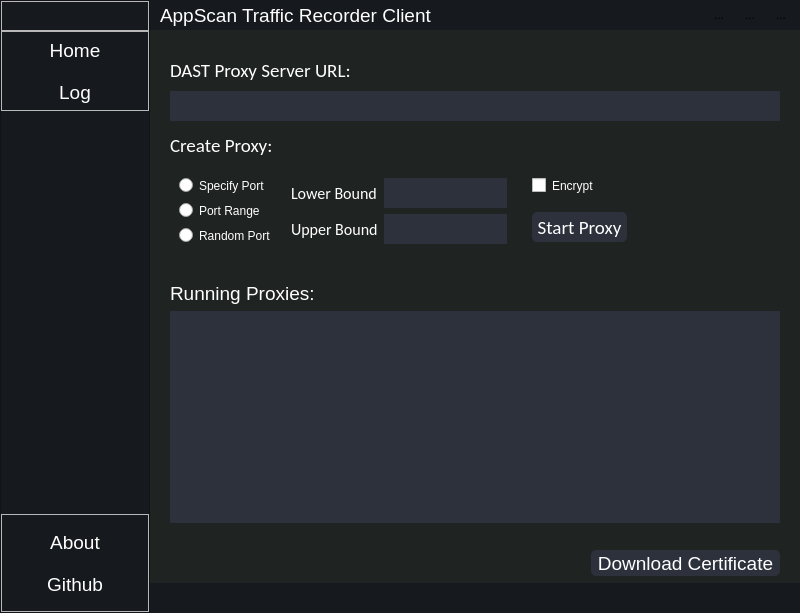
Above: resources/ui/MainWindow.ui from cwtravis/AppScan-DAST-Proxy-Client before the change. Below: the same form after it.
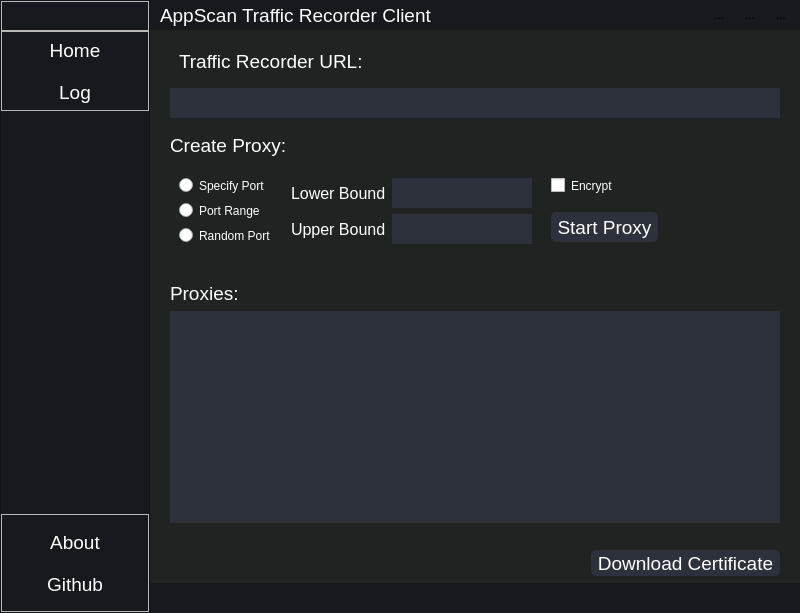
That is the form after the change. Icons and pictures are not drawn.

Commit message: Update Proxy Table

What changed in the file:
```diff
--- a/resources/ui/MainWindow.ui
+++ b/resources/ui/MainWindow.ui
@@ -664,14 +664,23 @@
                   <number>20</number>
                  </property>
                  <property name="topMargin">
-                  <number>20</number>
+                  <number>5</number>
                  </property>
                  <property name="rightMargin">
                   <number>20</number>
                  </property>
                  <property name="bottomMargin">
-                  <number>0</number>
+                  <number>5</number>
                  </property>
+                 <item>
+                  <widget class="QWidget" name="widget_2" native="true">
+                   <property name="sizePolicy">
+                    <sizepolicy hsizetype="Expanding" vsizetype="Fixed">
+                     <horstretch>0</horstretch>
+                     <verstretch>0</verstretch>
+                    </sizepolicy>
+                   </property>
+                   <layout class="QHBoxLayout" name="horizontalLayout_7">
                  <item>
                   <widget class="QLabel" name="label_2">
                    <property name="sizePolicy">
@@ -688,7 +697,6 @@
                    </property>
                    <property name="font">
                     <font>
-                     <family>Calibri</family>
                      <pointsize>14</pointsize>
                     </font>
                    </property>
@@ -696,12 +704,37 @@
                     <cursorShape>ArrowCursor</cursorShape>
                    </property>
                    <property name="text">
-                    <string>DAST Proxy Server URL:</string>
+                       <string>Traffic Recorder URL:</string>
                    </property>
                   </widget>
                  </item>
                  <item>
-                  <widget class="QLineEdit" name="lineEdit">
+                     <widget class="QLabel" name="urlStatusLabel">
+                      <property name="sizePolicy">
+                       <sizepolicy hsizetype="Fixed" vsizetype="Preferred">
+                        <horstretch>0</horstretch>
+                        <verstretch>0</verstretch>
+                       </sizepolicy>
+                      </property>
+                      <property name="minimumSize">
+                       <size>
+                        <width>100</width>
+                        <height>0</height>
+                       </size>
+                      </property>
+                      <property name="text">
+                       <string> </string>
+                      </property>
+                      <property name="alignment">
+                       <set>Qt::AlignRight|Qt::AlignTrailing|Qt::AlignVCenter</set>
+                      </property>
+                     </widget>
+                    </item>
+                   </layout>
+                  </widget>
+                 </item>
+                 <item>
+                  <widget class="QLineEdit" name="urlLineEdit">
                    <property name="sizePolicy">
                     <sizepolicy hsizetype="Preferred" vsizetype="Fixed">
                      <horstretch>0</horstretch>
@@ -801,7 +834,6 @@
                       </property>
                       <property name="font">
                        <font>
-                        <family>Calibri</family>
                         <pointsize>14</pointsize>
                        </font>
                       </property>
@@ -919,7 +951,6 @@
                             </property>
                             <property name="font">
                              <font>
-                              <family>Calibri</family>
                               <pointsize>12</pointsize>
                              </font>
                             </property>
@@ -944,12 +975,11 @@
                             </property>
                             <property name="font">
                              <font>
-                              <family>Calibri</family>
                               <pointsize>12</pointsize>
                              </font>
                             </property>
                             <property name="inputMask">
-                             <string>99999</string>
+                             <string/>
                             </property>
                            </widget>
                           </item>
@@ -969,7 +999,6 @@
                             </property>
                             <property name="font">
                              <font>
-                              <family>Calibri</family>
                               <pointsize>12</pointsize>
                              </font>
                             </property>
@@ -994,12 +1023,11 @@
                             </property>
                             <property name="font">
                              <font>
-                              <family>Calibri</family>
                               <pointsize>12</pointsize>
                              </font>
                             </property>
                             <property name="inputMask">
-                             <string>99999</string>
+                             <string/>
                             </property>
                            </widget>
                           </item>
@@ -1053,7 +1081,6 @@
                             </property>
                             <property name="font">
                              <font>
-                              <family>Calibri</family>
                               <pointsize>14</pointsize>
                              </font>
                             </property>
@@ -1082,6 +1109,9 @@
                   <verstretch>0</verstretch>
                  </sizepolicy>
                 </property>
+                <property name="styleSheet">
+                 <string notr="true"/>
+                </property>
                 <property name="frameShape">
                  <enum>QFrame::StyledPanel</enum>
                 </property>
@@ -1121,7 +1151,7 @@
                     </font>
                    </property>
                    <property name="text">
-                    <string>Running Proxies:</string>
+                    <string>Proxies:</string>
                    </property>
                   </widget>
                  </item>
```
Left out of the diff: 39 changed lines with no effect on the pictures. Lines whose indentation alone changed are shown as unchanged. The commit also changes 8 other files.
